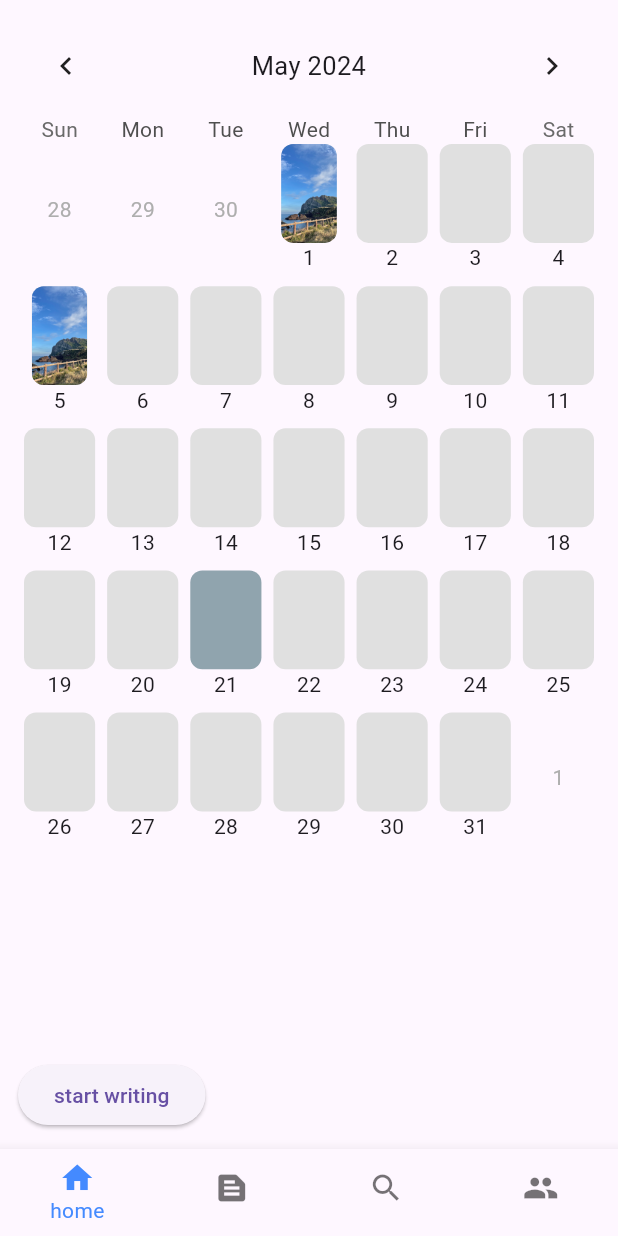
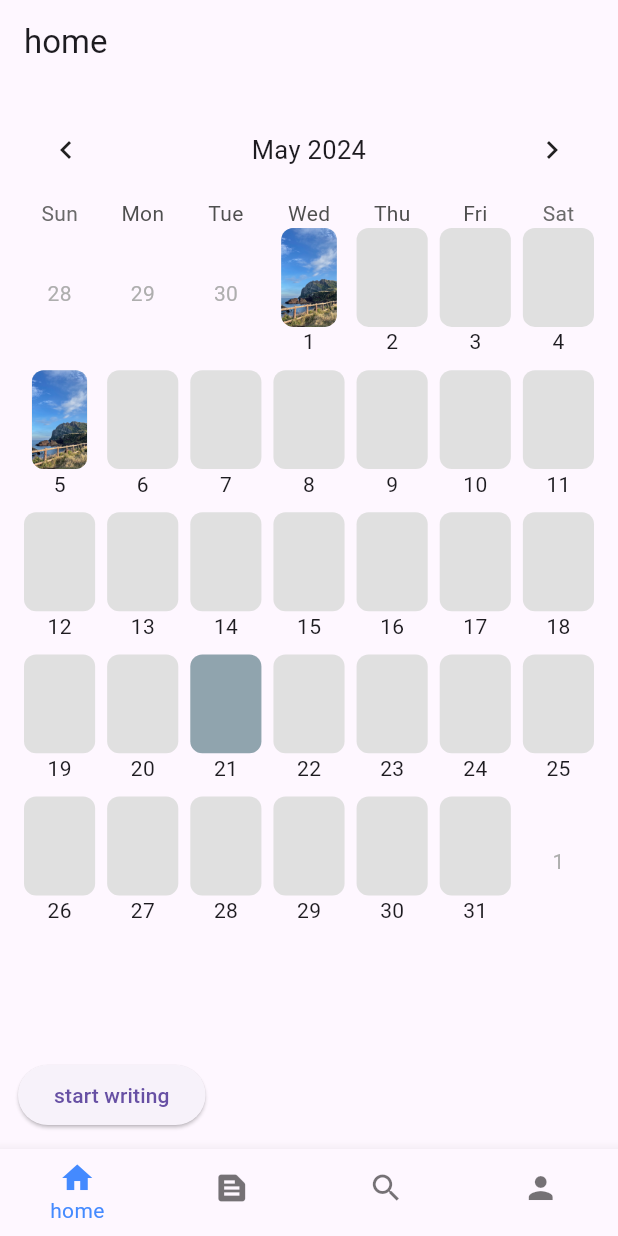
Before and after one commit to Canvas-Diary/Frontend, a Flutter app: the Routes screen opened directly, on a phone screen of 412 x 824 dp. Run offline on Flutter 3.47's test engine with Material 3 defaults, Android fonts, the light colour scheme and no system bars; drawn by our look-alikes of table_calendar.

Commit message:
refact: 페이지 라우팅 전역 관리

```diff
--- a/lib/main.dart
+++ b/lib/main.dart
@@ -1,11 +1,10 @@
 import 'package:canvas_diary/routes.dart';
-import 'package:canvas_diary/screens/home/home_screen.dart';
 import 'package:flutter/material.dart';
 
 void main() {
   runApp(
     MaterialApp(
-      home: HomeScreen(),
+      home: Routes(),
     ),
   );
 }
--- a/lib/routes.dart
+++ b/lib/routes.dart
@@ -3,6 +3,46 @@ import 'package:canvas_diary/screens/my_page/my_page_screen.dart';
 import 'package:canvas_diary/screens/report/report_screen.dart';
 import 'package:canvas_diary/screens/search/search_screen.dart';
 import 'package:flutter/material.dart';
+
+/// NavItem은 아이콘, label을 담고 있는 모델 클래스로써
+/// BottomNavigationBarItem에 필요한 정보를 제공합니다
+class NavItem {
+  final IconData activeIcon;
+  final String label;
+  final Widget widget;
+
+  const NavItem({
+    required this.activeIcon,
+    required this.label,
+    required this.widget,
+  });
+}
+
+/// 여기서는 그냥 전역적으로 선언해주었습니다
+/// [_navItems]는 [_TabViewState]의 지역 변수로 관리해주어도 되고, provider에 넣어도 되지만
+/// 여기선 그냥 제일 간단하게 전역에서 관리할 예정입니다
+const _navItems = [
+  NavItem(
+    activeIcon: Icons.home,
+    label: 'home',
+    widget: HomeScreen(),
+  ),
+  NavItem(
+    activeIcon: Icons.text_snippet,
+    label: 'report',
+    widget: ReportScreen(),
+  ),
+  NavItem(
+    activeIcon: Icons.search,
+    label: 'search',
+    widget: SearchScreen(),
+  ),
+  NavItem(
+    activeIcon: Icons.person,
+    label: 'mypage',
+    widget: MyPageScreen(),
+  ),
+];
 
 class Routes extends StatefulWidget {
   const Routes({super.key});
@@ -27,7 +67,7 @@ class _RoutesState extends State<Routes> with SingleTickerProviderStateMixin {
   @override
   void initState() {
     super.initState();
-    _tabController = TabController(length: 4, vsync: this);
+    _tabController = TabController(length: _navItems.length, vsync: this);
     _tabController.addListener(tabListener);
   }
 
@@ -40,35 +80,39 @@ class _RoutesState extends State<Routes> with SingleTickerProviderStateMixin {
   @override
   Widget build(BuildContext context) {
     return Scaffold(
+      appBar: AppBar(
+        title: Text(_navItems[_selectedIndex].label),
+      ),
       body: SafeArea(
         child: TabBarView(
           physics: const NeverScrollableScrollPhysics(), // 스와이핑으로 화면 전환 방지
           controller:
               _tabController, // BottomNavigationBar의 controller와 동일한 컨트롤러 사용
-          children: const [
-            HomeScreen(),
-            ReportScreen(),
-            SearchScreen(),
-            MyPageScreen(),
-          ],
+          children: _navItems.map(
+            (item) {
+              return item.widget;
+            },
+          ).toList(),
         ),
       ),
       bottomNavigationBar: Theme(
         data: ThemeData(
-          bottomNavigationBarTheme: BottomNavigationBarThemeData(),
+          bottomNavigationBarTheme: BottomNavigationBarThemeData(
+            type: BottomNavigationBarType.fixed,
+            selectedItemColor: Colors.blueAccent,
+            showSelectedLabels: true,
+            showUnselectedLabels: false,
+          ),
         ),
         child: BottomNavigationBar(
-          type: BottomNavigationBarType.fixed,
-          selectedItemColor: Colors.blueAccent,
-          showSelectedLabels: true,
-          showUnselectedLabels: false,
-          items: const [
-            BottomNavigationBarItem(icon: Icon(Icons.home), label: "home"),
-            BottomNavigationBarItem(
-                icon: Icon(Icons.text_snippet), label: "report"),
-            BottomNavigationBarItem(icon: Icon(Icons.search), label: "search"),
-            BottomNavigationBarItem(icon: Icon(Icons.people), label: "my page"),
-          ],
+          items: _navItems.map(
+            (item) {
+              return BottomNavigationBarItem(
+                icon: Icon(item.activeIcon),
+                label: item.label,
+              );
+            },
+          ).toList(),
           currentIndex: _selectedIndex,
           onTap: _onItemTapped,
         ),
```
